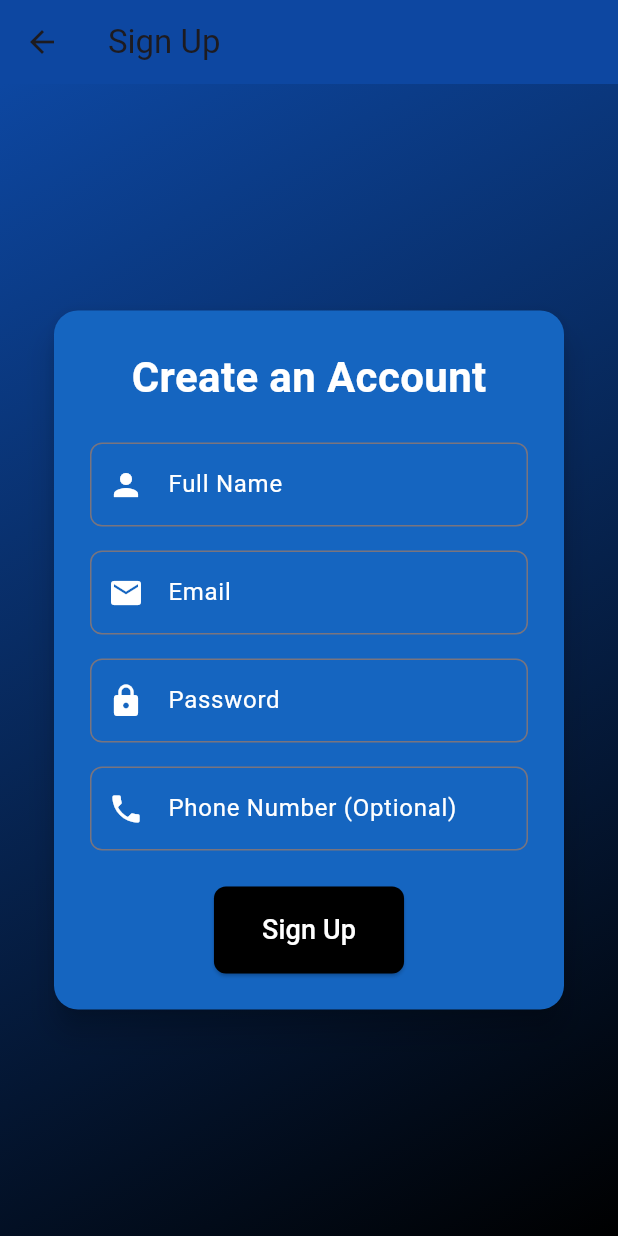
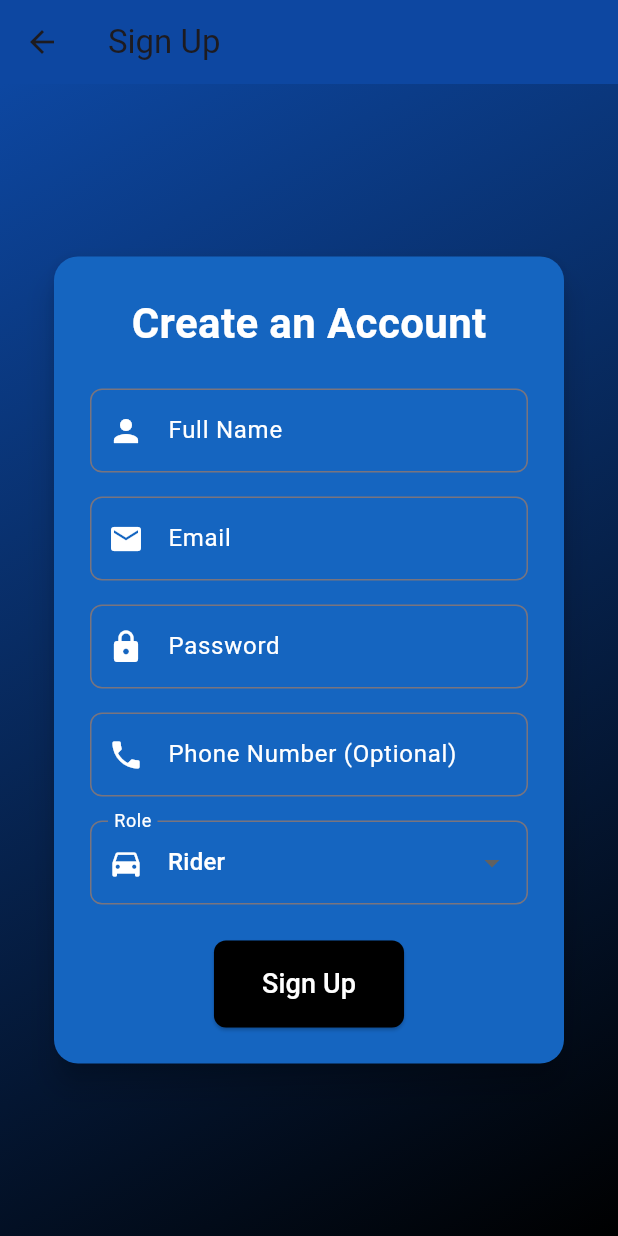
Before and after one commit to nightskycomet/VPool_Senior_Project, a Flutter app: the screen it shows after launch, after a tap on an icon or button, on a phone screen of 412 x 824 dp. Run offline on Flutter 3.47's test engine with Material 3 defaults, Android fonts, the phone set to English and light mode, and no system bars; our stand-ins replace firebase_auth, firebase_core, firebase_database; accounts and stored records are empty.

```diff
--- a/lib/main.dart
+++ b/lib/main.dart
@@ -25,7 +25,7 @@ class MyApp extends StatelessWidget {
       initialRoute: '/',
       routes: {
         '/': (context) => const LoginPage(), // Login page as the initial route
-        '/home': (context) => const HomePage(), // Define the home route
+        '/home': (context) => const HomePage(userRole: '',), // Define the home route
       },
     );
   }
--- a/lib/screens/Main/profile_page.dart
+++ b/lib/screens/Main/profile_page.dart
@@ -1,6 +1,6 @@
 import 'package:flutter/material.dart';
 
-class UserProfilePage extends StatelessWidget {
+class ProfilePage extends StatelessWidget {
   @override
   Widget build(BuildContext context) {
     return Scaffold(
--- a/lib/screens/login_page.dart
+++ b/lib/screens/login_page.dart
@@ -1,6 +1,7 @@
 import 'package:firebase_auth/firebase_auth.dart';
+import 'package:firebase_database/firebase_database.dart';
 import 'package:flutter/material.dart';
-import 'registration_page.dart';
+import 'package:vpool/screens/registration_page.dart';
 
 class LoginPage extends StatefulWidget {
   const LoginPage({super.key});
@@ -13,6 +14,7 @@ class _LoginPageState extends State<LoginPage> {
   final _emailController = TextEditingController();
   final _passwordController = TextEditingController();
   final FirebaseAuth _auth = FirebaseAuth.instance;
+  final DatabaseReference _database = FirebaseDatabase.instance.ref();
 
   Future<void> _loginWithEmailPassword() async {
     final email = _emailController.text.trim();
@@ -26,15 +28,22 @@ class _LoginPageState extends State<LoginPage> {
     }
 
     try {
+      // Sign in with Firebase Authentication
       final UserCredential userCredential =
           await _auth.signInWithEmailAndPassword(
         email: email,
         password: password,
       );
 
-      if (userCredential.user != null) {
-        Navigator.pushReplacementNamed(context, '/home');
-      }
+      // Get the user ID
+      final String userId = userCredential.user!.uid;
+
+      // Fetch the user's role from the Realtime Database
+      final snapshot = await _database.child("Users/$userId/role").get();
+      final String role = snapshot.value as String;
+
+      // Navigate to the home page with the user's role
+      Navigator.pushReplacementNamed(context, '/home', arguments: role);
     } on FirebaseAuthException catch (e) {
       String errorMessage = 'Login failed. Please try again.';
       if (e.code == 'user-not-found') {
--- a/lib/screens/registration_page.dart
+++ b/lib/screens/registration_page.dart
@@ -15,6 +15,8 @@ class _RegistrationPageState extends State<RegistrationPage> {
   final _passwordController = TextEditingController();
   final _phoneNumberController = TextEditingController();
   final FirebaseAuth _auth = FirebaseAuth.instance;
+  final DatabaseReference _database = FirebaseDatabase.instance.ref();
+  String _selectedRole = 'rider'; // Default role is 'rider'
 
   Future<void> _registerUser() async {
     final name = _nameController.text.trim();
@@ -30,23 +32,26 @@ class _RegistrationPageState extends State<RegistrationPage> {
     }
 
     try {
+      // Register user in Firebase Authentication
       final UserCredential userCredential =
           await _auth.createUserWithEmailAndPassword(
         email: email,
         password: password,
       );
 
+      // Get the user ID from Firebase Authentication
       final String userId = userCredential.user!.uid;
 
-      DatabaseReference ref = FirebaseDatabase.instance.ref("Users/$userId");
-      await ref.set({
+      // Store additional user data in Realtime Database
+      await _database.child("Users/$userId").set({
         "email": email,
         "name": name,
         "phoneNumber": phoneNumber,
-        "rider": true,
+        "role": _selectedRole, // Store the user's role
         "createdAt": DateTime.now().toIso8601String(),
       });
 
+      // Navigate to the home page after successful registration
       Navigator.pushReplacementNamed(context, '/home');
     } on FirebaseAuthException catch (e) {
       String errorMessage = 'Registration failed. Please try again.';
@@ -155,6 +160,33 @@ class _RegistrationPageState extends State<RegistrationPage> {
                       ),
                       style: TextStyle(color: Colors.white),
                     ),
+                    SizedBox(height: 16),
+                    DropdownButtonFormField<String>(
+                      value: _selectedRole,
+                      decoration: InputDecoration(
+                        labelText: 'Role',
+                        labelStyle: TextStyle(color: Colors.white),
+                        prefixIcon: Icon(Icons.directions_car, color: Colors.white),
+                        border: OutlineInputBorder(
+                          borderRadius: BorderRadius.circular(8),
+                        ),
+                      ),
+                      items: <String>['rider', 'driver']
+                          .map<DropdownMenuItem<String>>((String value) {
+                        return DropdownMenuItem<String>(
+                          value: value,
+                          child: Text(
+                            value == 'driver' ? 'Driver' : 'Rider',
+                            style: TextStyle(color: Colors.white),
+                          ),
+                        );
+                      }).toList(),
+                      onChanged: (String? newValue) {
+                        setState(() {
+                          _selectedRole = newValue!;
+                        });
+                      },
+                    ),
                     SizedBox(height: 24),
                     ElevatedButton(
                       onPressed: _registerUser,
```
Also changed, not shown: lib/screens/Main/add_ride_page.dart (added, +157 -0 lines), lib/screens/home_page.dart (+25 -11 lines).
